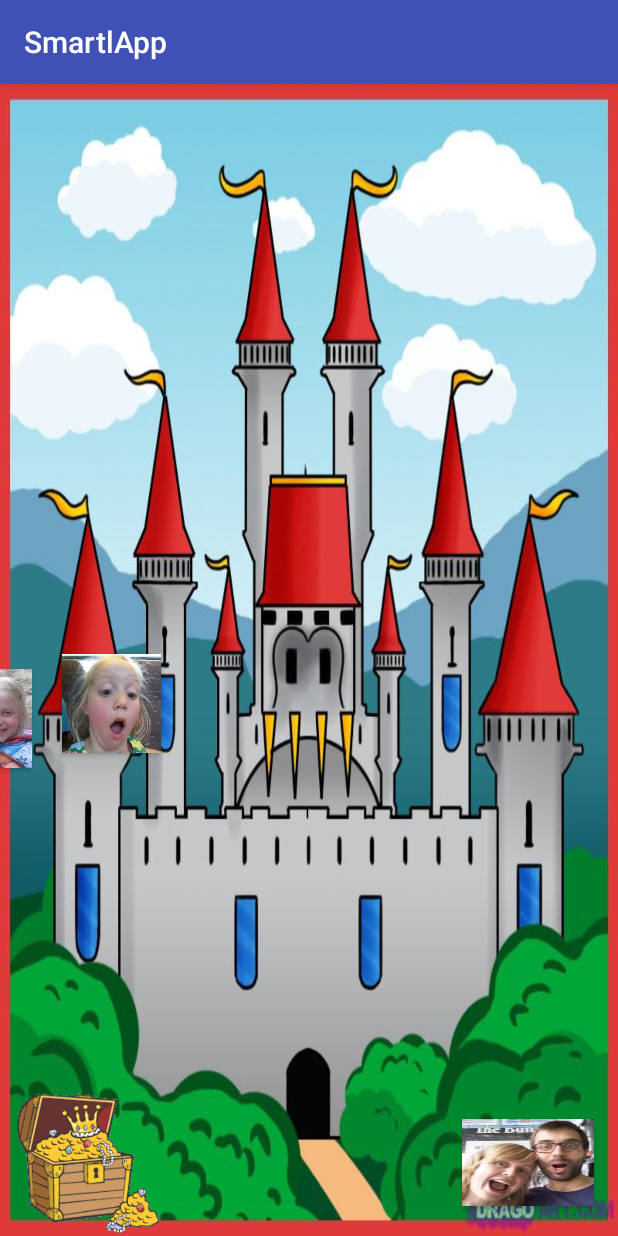
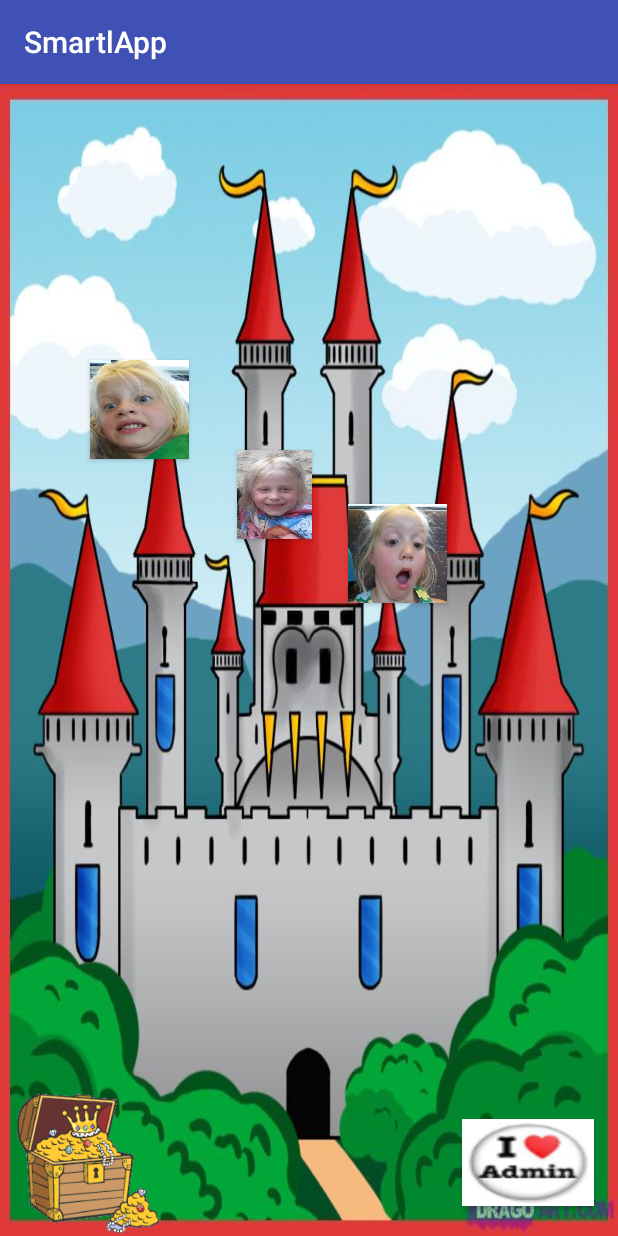
Before and after one commit to jeroeningelbrecht/SmartlApp_Tingel, an Android app: the screen it shows after launch (MainActivity), on a phone screen of 412 x 824 dp. Run offline under Robolectric (Android 15) with nearby library versions, the phone set to English and light mode, and no system bars; our stand-ins replace Firebase (no records; nobody signed in at launch, a user with empty details on screens opened directly).

Commit message:
update 2017-12-27: finished Multiplication midtier

```diff
--- a/app/build.gradle
+++ b/app/build.gradle
@@ -2,7 +2,7 @@ apply plugin: 'com.android.application'
 
 android {
     compileSdkVersion 25
-    buildToolsVersion "25.0.3"
+    buildToolsVersion '27.0.3'
     defaultConfig {
         applicationId "com.example.jingleski.smartlapp"
         minSdkVersion 15
@@ -24,8 +24,8 @@ dependencies {
     androidTestCompile('com.android.support.test.espresso:espresso-core:2.2.2', {
         exclude group: 'com.android.support', module: 'support-annotations'
     })
-    compile 'com.android.support:appcompat-v7:25.3.1'
-    compile 'com.android.support.constraint:constraint-layout:1.0.2'
+    compile 'com.android.support:appcompat-v7:25.4.0'
+    compile 'com.android.support.constraint:constraint-layout:1.1.3'
     compile 'com.google.firebase:firebase-auth:11.0.2'
     compile 'com.google.firebase:firebase-database:11.0.2'
     compile 'com.google.android.gms:play-services-auth:11.0.2'
--- a/app/src/main/res/layout/activity_main.xml
+++ b/app/src/main/res/layout/activity_main.xml
@@ -8,58 +8,6 @@
     tools:context="com.example.jingleski.smartlapp.MainActivity"
     tools:layout_editor_absoluteY="81dp"
     tools:layout_editor_absoluteX="0dp">
-
-    <Button
-        android:id="@+id/startLaura"
-        android:layout_width="66dp"
-        android:layout_height="66dp"
-        android:layout_marginRight="8dp"
-        android:layout_marginEnd="8dp"
-        android:layout_marginStart="60dp"
-        android:layout_marginTop="380dp"
-        android:background="@drawable/laura"
-        android:contentDescription="@string/start_Laura"
-        android:onClick="sendMessageLaura"
-        app:layout_constraintRight_toLeftOf="@+id/startRiene"
-        app:layout_constraintTop_toTopOf="parent"
-        app:layout_editor_absoluteX="50dp"
-        app:layout_editor_absoluteY="50dp"
-        android:layout_marginLeft="60dp"
-        app:layout_constraintLeft_toLeftOf="parent"
-        android:layout_marginBottom="8dp"
-        app:layout_constraintBottom_toTopOf="@+id/schatkist"
-        app:layout_constraintVertical_bias="0.214" />
-    <Button
-        android:id="@+id/startRiene"
-        android:layout_width="46dp"
-        android:layout_height="66dp"
-        android:background="@drawable/riene"
-        android:onClick="sendMessageRiene"
-        android:layout_marginTop="390dp"
-        android:layout_marginLeft="8dp"
-        android:layout_marginStart="8dp"
-        android:layout_marginRight="16dp"
-        android:layout_marginEnd="16dp"
-        android:contentDescription="@string/start_Riene"
-        app:layout_constraintLeft_toRightOf="@+id/startLaura"
-        app:layout_constraintRight_toLeftOf="@+id/startMarie"
-        app:layout_constraintTop_toTopOf="parent" />
-
-    <Button
-        android:id="@+id/startMarie"
-        android:layout_width="66dp"
-        android:layout_height="66dp"
-        android:onClick="sendMessageMarie"
-        android:background="@drawable/marie"
-        android:contentDescription="@string/start_Marie"
-        app:layout_constraintTop_toTopOf="parent"
-        app:layout_constraintLeft_toRightOf="@+id/startRiene"
-        app:layout_constraintRight_toLeftOf="parent"
-        android:layout_marginStart="4dp"
-        android:layout_marginLeft="4dp"
-        android:layout_marginTop="380dp"
-        android:layout_marginRight="100dp"
-        android:layout_marginEnd="64dp"/>
 
     <Button
         android:id="@+id/startAdmin"
@@ -90,4 +38,45 @@
         app:layout_constraintRight_toLeftOf="@+id/startAdmin" />
 
 
+    <Button
+        android:id="@+id/startLaura"
+        android:layout_width="66dp"
+        android:layout_height="66dp"
+        android:layout_marginLeft="60dp"
+        android:layout_marginRight="8dp"
+        android:layout_marginTop="184dp"
+        android:background="@drawable/laura"
+        android:contentDescription="@string/start_Laura"
+        android:onClick="sendMessageLaura"
+        app:layout_constraintLeft_toLeftOf="parent"
+        app:layout_constraintRight_toLeftOf="@+id/startRiene"
+        app:layout_constraintTop_toTopOf="parent" />
+
+    <Button
+        android:id="@+id/startRiene"
+        android:layout_width="50dp"
+        android:layout_height="59dp"
+        android:layout_marginLeft="24dp"
+        android:layout_marginRight="16dp"
+        android:layout_marginTop="244dp"
+        android:background="@drawable/riene"
+        android:contentDescription="@string/start_Riene"
+        android:onClick="sendMessageRiene"
+        app:layout_constraintLeft_toRightOf="@+id/startLaura"
+        app:layout_constraintRight_toLeftOf="@+id/startMarie"
+        app:layout_constraintTop_toTopOf="parent" />
+
+       <Button
+           android:id="@+id/startMarie"
+           android:layout_width="66dp"
+           android:layout_height="66dp"
+           android:layout_marginLeft="24dp"
+           android:layout_marginRight="0dp"
+           android:layout_marginTop="280dp"
+           android:background="@drawable/marie"
+           android:contentDescription="@string/start_Marie"
+           android:onClick="sendMessageMarie"
+           app:layout_constraintLeft_toRightOf="@+id/startRiene"
+           app:layout_constraintTop_toTopOf="parent" />
+
 </android.support.constraint.ConstraintLayout>
--- a/build.gradle
+++ b/build.gradle
@@ -3,9 +3,10 @@
 buildscript {
     repositories {
         jcenter()
+        google()
     }
     dependencies {
-        classpath 'com.android.tools.build:gradle:3.0.1'
+        classpath 'com.android.tools.build:gradle:3.1.4'
         classpath 'com.google.gms:google-services:3.1.0'
         // NOTE: Do not place your application dependencies here; they belong
         // in the individual module build.gradle files
@@ -15,6 +16,7 @@ buildscript {
 allprojects {
     repositories {
         jcenter()
+        google()
     }
 }
 
```
Also changed, not shown: app/src/main/res/drawable/admin.jpg, app/src/main/res/drawable/multiply.png (added), gradle/wrapper/gradle-wrapper.properties.
